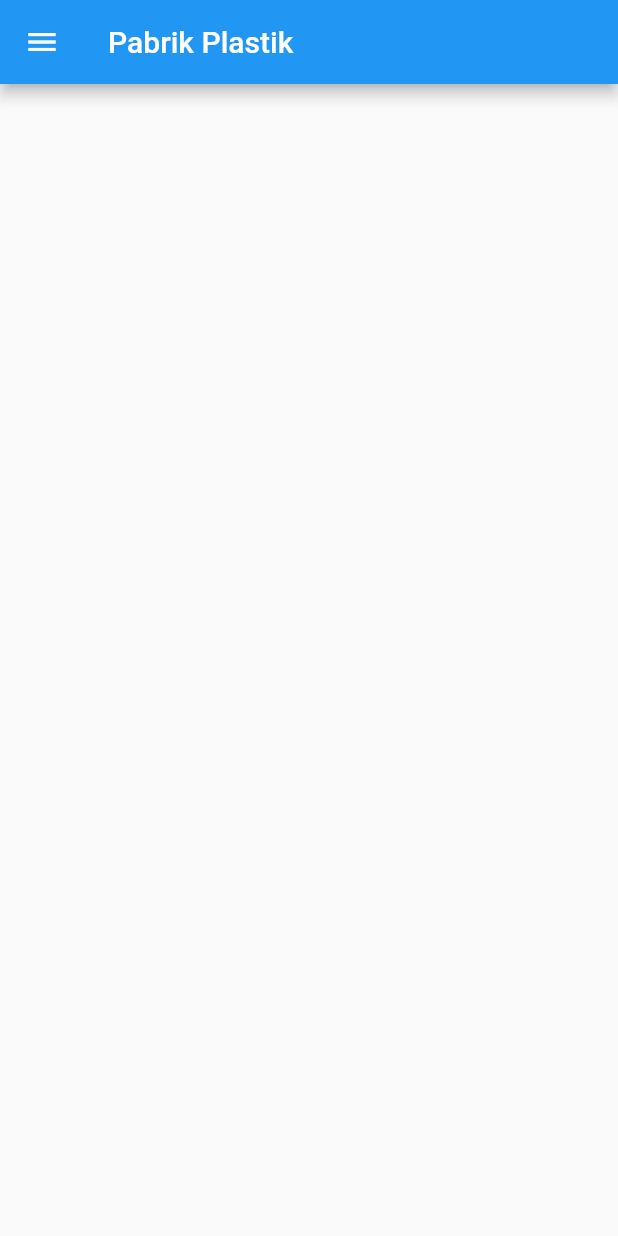
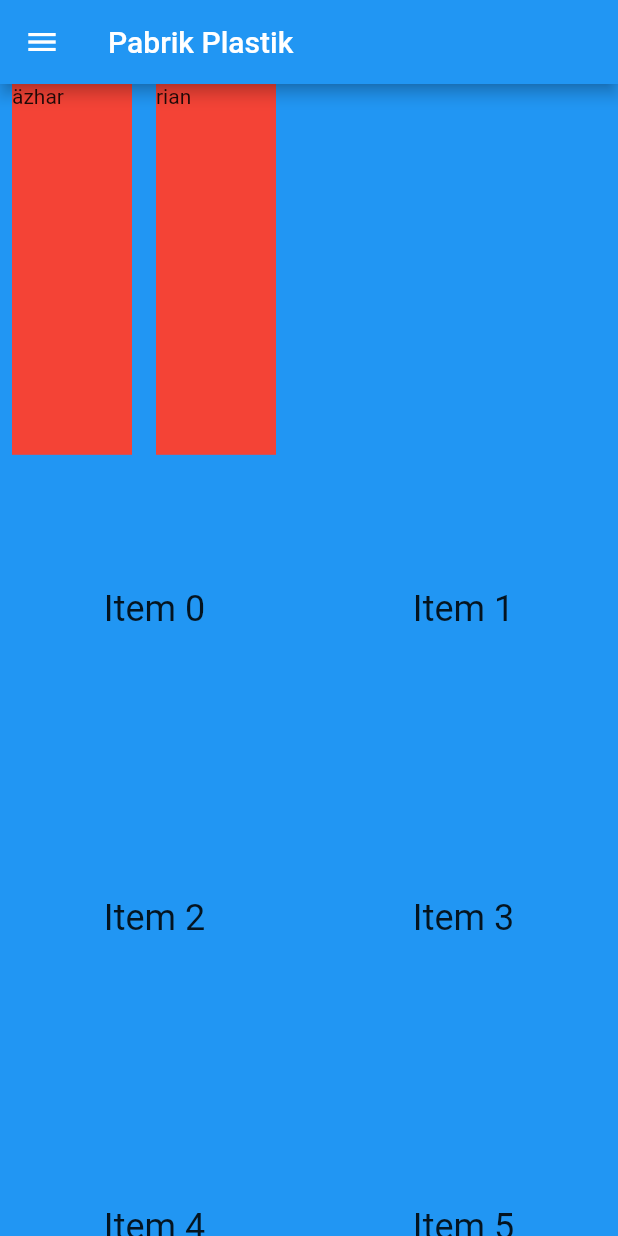
Before and after one commit to rians4042/ui_plastik, a Flutter app: the screen it shows after launch, on a phone screen of 412 x 824 dp. Run offline on Flutter 3.47's test engine with Material 2 defaults, Android fonts, the phone set to English and light mode, and no system bars.

Commit message:
ongoing homescreen

```diff
--- a/lib/main.dart
+++ b/lib/main.dart
@@ -1,10 +1,10 @@
 import 'package:flutter/material.dart';
 
-void main(){
+void main() {
   runApp(new MaterialApp(
-  title: "Pabrik_Plastik",
-  home: new Home(),
-));
+    title: "Pabrik_Plastik",
+    home: new Home(),
+  ));
 }
 
 class Home extends StatefulWidget {
@@ -13,10 +13,14 @@ class Home extends StatefulWidget {
 }
 
 class _HomeState extends State<Home> {
+  final List<String> names = ["äzhar", "rian"];
+
   @override
   Widget build(BuildContext context) {
     return new Scaffold(
-      appBar: new AppBar(title: new Text("Pabrik Plastik"),),
+      appBar: new AppBar(
+        title: new Text("Pabrik Plastik"),
+      ),
       drawer: new Drawer(
         child: new ListView(
           children: <Widget>[
@@ -29,7 +33,6 @@ class _HomeState extends State<Home> {
               trailing: new Icon(Icons.donut_small),
               contentPadding: EdgeInsets.only(left: 50.0, right: 15.0),
             ),
-
             new ListTile(
               title: new Text("Produksi"),
               trailing: new Icon(Icons.toys),
@@ -37,7 +40,45 @@ class _HomeState extends State<Home> {
           ],
         ),
       ),
-      body: new Container(),
+      body: Container(
+        color: Colors.blue,
+        child: Column(
+          children: <Widget>[
+            Container(
+              height: MediaQuery.of(context).size.height * 0.30,
+              width: double.infinity,
+              child: ListView.builder(
+                itemCount: names.length,
+                shrinkWrap: true,
+                scrollDirection: Axis.horizontal,
+                itemBuilder: (BuildContext context, int index) {
+                  return Container(
+                    width: 80.0,
+                    margin: EdgeInsets.symmetric(horizontal: 8.0),
+                    color: Colors.red,
+                    child: Text(names[index]),
+                  );
+                },
+              ),
+            ),
+            Expanded(
+                child: GridView.count(
+              // Create a grid with 2 columns. If you change the scrollDirection to
+              // horizontal, this would produce 2 rows.
+              crossAxisCount: 2,
+              // Generate 100 Widgets that display their index in the List
+              children: List.generate(100, (index) {
+                return Center(
+                  child: Text(
+                    'Item $index',
+                    style: Theme.of(context).textTheme.headline,
+                  ),
+                );
+              }),
+            )),
+          ],
+        ),
+      ),
     );
   }
 }
```
Also changed, not shown: lib/example.dart (added, +23 -0 lines).
